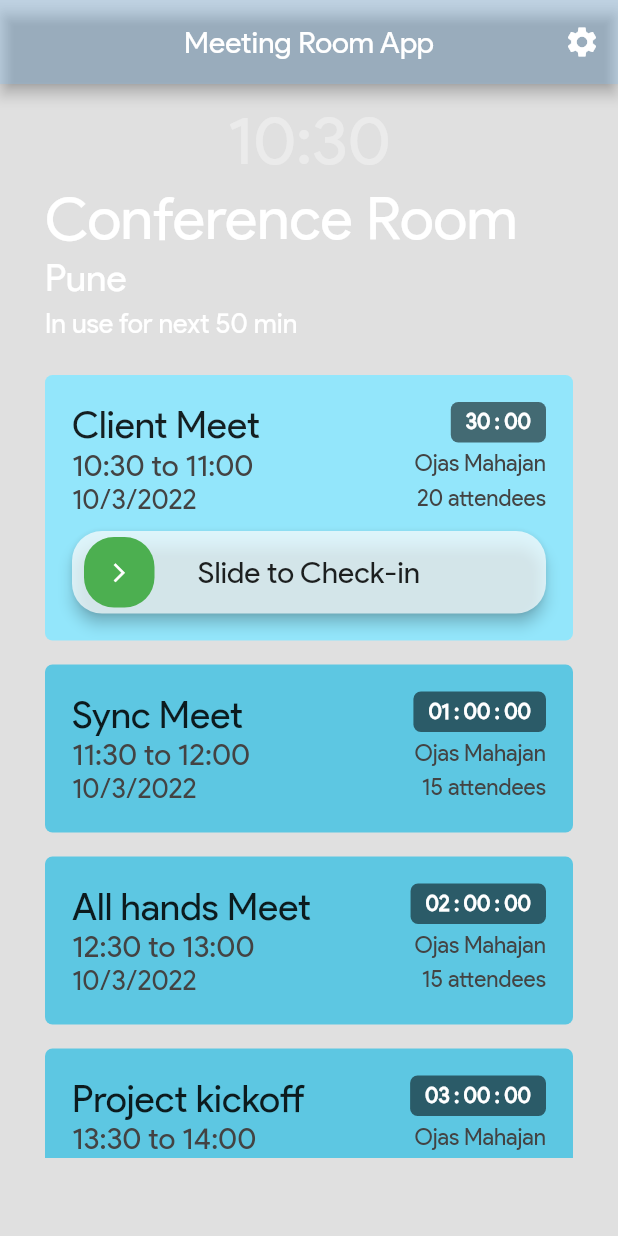
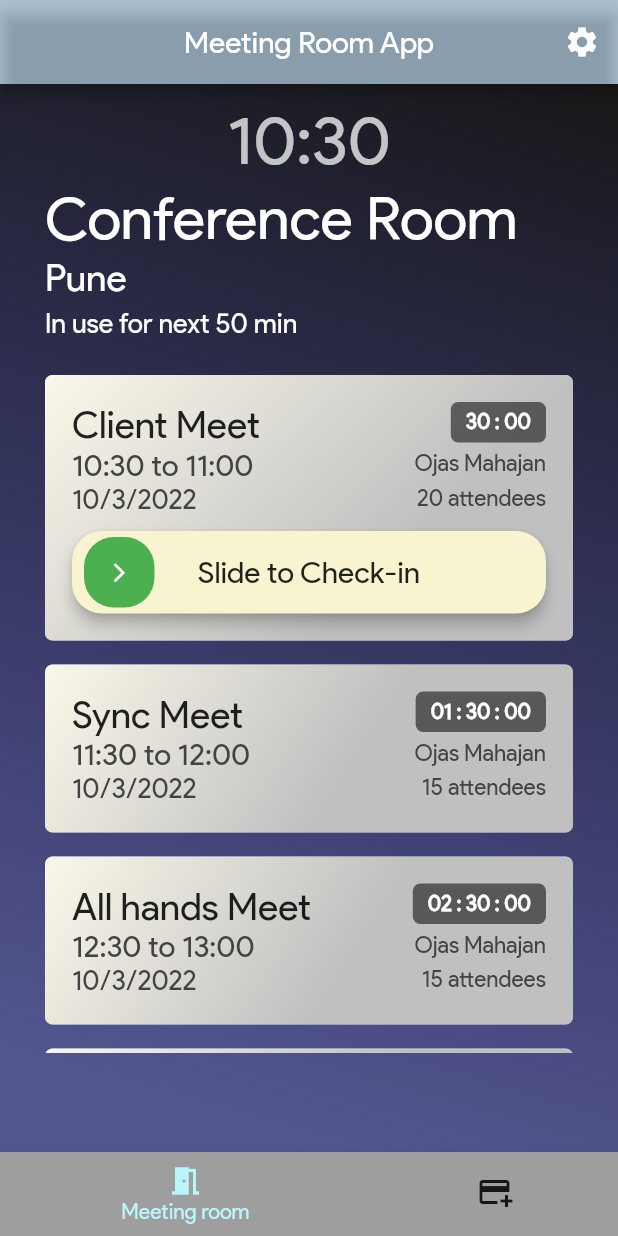
Before and after one commit to ojasrm/meeting-room-flutter-v2, a Flutter app: the screen it shows after launch, on a phone screen of 412 x 824 dp. Run offline on Flutter 3.47's test engine with Material 2 defaults, Android fonts, the phone set to English and light mode, and no system bars; drawn by our look-alikes of slide_countdown, slide_to_act; our stand-ins replace flutter_countdown_timer, flutter_time_picker_spinner, table_calendar.

Commit message:
added bottom nav bar

```diff
--- a/lib/main.dart
+++ b/lib/main.dart
@@ -51,74 +51,50 @@ class MyApp extends StatelessWidget {
   }
 }
 
-class HomePage extends StatelessWidget {
+class HomePage extends StatefulWidget {
   HomePage({Key? key}) : super(key: key);
-  // final List<Meet> meets = [
-  //   Meet(
-  //     eventName: 'Client Meet',
-  //     organizer: 'Ojas Mahajan',
-  //     location: 'Pune',
-  //     office: 'Pune 1',
-  //     room: 'Conference room',
-  //     startTime: DateTime.now(),
-  //     endTime: DateTime.now().add(Duration(minutes: 30)),
-  //     attendees: '20',
-  //     isActive: true,
-  //     isCheckedIn: false,
-  //   ),
-  //   Meet(
-  //     eventName: 'Sync Meet',
-  //     organizer: 'Ojas Mahajan',
-  //     location: 'Mumbai',
-  //     office: 'Mumbai 1',
-  //     room: 'Conference room',
-  //     startTime: DateTime.now().add(Duration(minutes: 60)),
-  //     endTime: DateTime.now().add(Duration(minutes: 90)),
-  //     attendees: '15',
-  //     isActive: false,
-  //     isCheckedIn: false,
-  //   ),
-  //   Meet(
-  //     eventName: 'All hands Meet',
-  //     organizer: 'Ojas Mahajan',
-  //     location: 'Pune',
-  //     office: 'Pune 1',
-  //     room: 'Meeting room',
-  //     startTime: DateTime.now().add(Duration(minutes: 120)),
-  //     endTime: DateTime.now().add(Duration(minutes: 150)),
-  //     attendees: '15',
-  //     isActive: false,
-  //     isCheckedIn: false,
-  //   ),
-  //   Meet(
-  //     eventName: 'Project kickoff',
-  //     organizer: 'Ojas Mahajan',
-  //     location: 'Mumbai',
-  //     office: 'Mumbai 2',
-  //     room: 'Conference room',
-  //     startTime: DateTime.now().add(Duration(minutes: 180)),
-  //     endTime: DateTime.now().add(Duration(minutes: 210)),
-  //     attendees: '15',
-  //     isActive: false,
-  //     isCheckedIn: false,
-  //   ),
-  //   Meet(
-  //     eventName: 'Event',
-  //     organizer: 'Ojas Mahajan',
-  //     location: 'Pune',
-  //     office: 'Pune 1',
-  //     room: 'Gurukul',
-  //     startTime: DateTime.now().add(Duration(minutes: 240)),
-  //     endTime: DateTime.now().add(Duration(minutes: 270)),
-  //     attendees: '15',
-  //     isActive: false,
-  //     isCheckedIn: false,
-  //   ),
-  // ];
 
   @override
+  State<HomePage> createState() => _HomePageState();
+}
+
+class _HomePageState extends State<HomePage> {
+  final List<Widget> _pages = [ViewPage(), BookPage()];
+  int _selectedPageIndex = 0;
+  void _selectPage(int index) {
+    setState(() {
+      _selectedPageIndex = index;
+    });
+  }
+
+  // final List<Meet> meets = [
+  @override
   Widget build(BuildContext context) {
-    return ViewPage();
+    return Scaffold(
+      backgroundColor: Colors.black12,
+      body: _pages[_selectedPageIndex],
+      bottomNavigationBar: BottomNavigationBar(
+        onTap: _selectPage,
+        backgroundColor: Colors.grey,
+        unselectedItemColor: Colors.black87,
+        selectedItemColor: Color.fromARGB(255, 185, 245, 251),
+        currentIndex: _selectedPageIndex,
+        type: BottomNavigationBarType.shifting,
+        items: [
+          BottomNavigationBarItem(
+            backgroundColor: Color.fromARGB(255, 158, 158, 158),
+            icon: Icon(Icons.meeting_room),
+            label: 'Meeting room',
+          ),
+          BottomNavigationBarItem(
+            backgroundColor: Color.fromARGB(255, 158, 158, 158),
+            icon: Icon(Icons.add_card),
+            label: 'Booking',
+          ),
+        ],
+      ),
+    );
+    // return ViewPage();
     // return BookPage();
   }
 }
--- a/lib/widgets/book_page.dart
+++ b/lib/widgets/book_page.dart
@@ -204,6 +204,7 @@ class _BookPageState extends State<BookPage> {
   Widget build(BuildContext context) {
     return Scaffold(
       backgroundColor: Colors.black12,
+      // backgroundColor: Gradient(colors: ),
       appBar: AppBar(
         centerTitle: true,
         title: const Text(
@@ -233,6 +234,16 @@ class _BookPageState extends State<BookPage> {
         // foregroundColor: Color.fromARGB(255, 103, 225, 255),
       ),
       body: Container(
+        decoration: BoxDecoration(
+          gradient: LinearGradient(
+            begin: Alignment.topRight,
+            end: Alignment.bottomCenter,
+            colors: [
+              Color.fromARGB(255, 24, 24, 24),
+              Color.fromARGB(146, 0, 3, 104),
+            ],
+          ),
+        ),
         padding: EdgeInsets.symmetric(
           horizontal: 30,
           vertical: 10,
--- a/lib/widgets/meet_card.dart
+++ b/lib/widgets/meet_card.dart
@@ -42,6 +42,15 @@ class _MeetCardState extends State<MeetCard> {
       child: Container(
         width: double.infinity,
         decoration: BoxDecoration(
+          gradient: LinearGradient(
+            begin: Alignment.topLeft,
+            end: Alignment.bottomCenter,
+            colors: [
+              // Colors.white,
+              Color.fromARGB(255, 251, 247, 233),
+              Color.fromARGB(255, 192, 192, 192),
+            ],
+          ),
           boxShadow: [
             BoxShadow(
               color: widget.isActive
@@ -122,10 +131,10 @@ class _MeetCardState extends State<MeetCard> {
                       //       Duration(seconds: 30).inMilliseconds,
                       // ),
                       SlideCountdown(
-                        duration: widget.isActive
+                        // duration: widget.isActive
+                        duration: true
                             ? widget.endTime.difference(DateTime.now())
                             : widget.startTime.difference(DateTime.now()),
-                        // const Duration(days: 1, hours: 2, minutes: 30),
                         decoration: BoxDecoration(
                           color: Colors.black54,
                           borderRadius: BorderRadius.all(Radius.circular(5)),
@@ -171,7 +180,7 @@ class _MeetCardState extends State<MeetCard> {
                           borderRadius: 20,
                           elevation: 4,
                           innerColor: Colors.green,
-                          outerColor: Colors.white70,
+                          outerColor: Color.fromARGB(255, 248, 244, 208),
                           sliderButtonIcon: Icon(
                             Icons.arrow_forward_ios,
                             color: Colors.white,
--- a/lib/widgets/meeting_list.dart
+++ b/lib/widgets/meeting_list.dart
@@ -41,7 +41,7 @@ class _MeetingListState extends State<MeetingList> {
   @override
   Widget build(BuildContext context) {
     return Container(
-      height: 550,
+      height: 480,
       padding: EdgeInsets.symmetric(
         // horizontal: 20,
         vertical: 10,
--- a/lib/widgets/sso.dart
+++ b/lib/widgets/sso.dart
@@ -23,7 +23,7 @@ class _LoginState extends State<SSO> {
             Container(
               padding: EdgeInsets.symmetric(horizontal: 40),
               child: Row(
-                mainAxisAlignment: MainAxisAlignment.center,
+                // mainAxisAlignment: MainAxisAlignment.spaceEvenly,
                 children: [
                   Expanded(
                     child: OutlinedButton.icon(
--- a/lib/widgets/view_page.dart
+++ b/lib/widgets/view_page.dart
@@ -91,10 +91,9 @@ class ViewPage extends StatelessWidget {
         actions: [
           IconButton(
             onPressed: () {
-              Navigator.push(
-                context,
-                MaterialPageRoute<void>(
-                  builder: (BuildContext context) {
+              Navigator.of(context).push(
+                MaterialPageRoute(
+                  builder: (_) {
                     return Login();
                   },
                 ),
@@ -105,6 +104,16 @@ class ViewPage extends StatelessWidget {
         ],
       ),
       body: Container(
+        decoration: BoxDecoration(
+          gradient: LinearGradient(
+            begin: Alignment.topRight,
+            end: Alignment.bottomCenter,
+            colors: [
+              Color.fromARGB(255, 24, 24, 24),
+              Color.fromARGB(146, 0, 3, 104),
+            ],
+          ),
+        ),
         padding: EdgeInsets.symmetric(
           horizontal: 30,
           vertical: 10,
```
